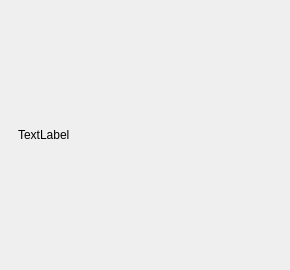
First picture: the form in gui/overlays/copyoverlay.ui, repository do-i/thumbgrid, before the edit.
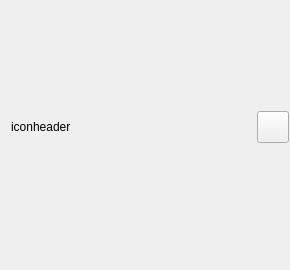
Second picture: the form after the edit. Icons and pictures are not drawn.

Diff of the .ui file:
```diff
--- a/gui/overlays/copyoverlay.ui
+++ b/gui/overlays/copyoverlay.ui
@@ -27,28 +27,109 @@
   </property>
   <layout class="QVBoxLayout" name="verticalLayout">
    <property name="spacing">
-    <number>10</number>
+    <number>16</number>
    </property>
    <property name="leftMargin">
-    <number>18</number>
+    <number>1</number>
    </property>
    <property name="topMargin">
-    <number>18</number>
+    <number>1</number>
    </property>
    <property name="rightMargin">
-    <number>18</number>
+    <number>1</number>
    </property>
    <property name="bottomMargin">
-    <number>18</number>
+    <number>1</number>
    </property>
    <item>
-    <widget class="QLabel" name="headerLabel">
-     <property name="text">
-      <string>TextLabel</string>
+    <widget class="QWidget" name="headerWidget" native="true">
+     <property name="accessibleName">
+      <string>OverlayHeaderWidget</string>
      </property>
-     <property name="margin">
-      <number>0</number>
-     </property>
+     <layout class="QHBoxLayout" name="horizontalLayout_2">
+      <property name="spacing">
+       <number>0</number>
+      </property>
+      <property name="leftMargin">
+       <number>10</number>
+      </property>
+      <property name="topMargin">
+       <number>0</number>
+      </property>
+      <property name="rightMargin">
+       <number>0</number>
+      </property>
+      <property name="bottomMargin">
+       <number>0</number>
+      </property>
+      <item>
+       <widget class="QLabel" name="headerIcon">
+        <property name="text">
+         <string>icon</string>
+        </property>
+       </widget>
+      </item>
+      <item>
+       <widget class="QLabel" name="headerLabel">
+        <property name="sizePolicy">
+         <sizepolicy hsizetype="Preferred" vsizetype="Preferred">
+          <horstretch>1</horstretch>
+          <verstretch>0</verstretch>
+         </sizepolicy>
+        </property>
+        <property name="accessibleName">
+         <string>OverlayTitleLabel</string>
+        </property>
+        <property name="text">
+         <string>header</string>
+        </property>
+        <property name="margin">
+         <number>0</number>
+        </property>
+       </widget>
+      </item>
+      <item>
+       <widget class="QPushButton" name="closeButton">
+        <property name="sizePolicy">
+         <sizepolicy hsizetype="Fixed" vsizetype="Fixed">
+          <horstretch>0</horstretch>
+          <verstretch>0</verstretch>
+         </sizepolicy>
+        </property>
+        <property name="minimumSize">
+         <size>
+          <width>32</width>
+          <height>32</height>
+         </size>
+        </property>
+        <property name="maximumSize">
+         <size>
+          <width>32</width>
+          <height>32</height>
+         </size>
+        </property>
+        <property name="focusPolicy">
+         <enum>Qt::NoFocus</enum>
+        </property>
+        <property name="accessibleName">
+         <string>OverlayCloseButton</string>
+        </property>
+        <property name="text">
+         <string/>
+        </property>
+        <property name="icon">
+         <iconset resource="../../resources.qrc">
+          <normaloff>:/res/icons/buttons/close-dim16.png</normaloff>:/res/icons/buttons/close-dim16.png</iconset>
+        </property>
+        <property name="iconSize">
+         <size>
+          <width>16</width>
+          <height>16</height>
+         </size>
+        </property>
+       </widget>
+      </item>
+     </layout>
     </widget>
    </item>
    <item>
@@ -56,6 +137,18 @@
      <property name="spacing">
       <number>5</number>
      </property>
+     <property name="leftMargin">
+      <number>16</number>
+     </property>
+     <property name="topMargin">
+      <number>0</number>
+     </property>
+     <property name="rightMargin">
+      <number>16</number>
+     </property>
+     <property name="bottomMargin">
+      <number>16</number>
+     </property>
     </layout>
    </item>
   </layout>
```
Left out of the diff: 23 changed lines with no effect on the pictures.
